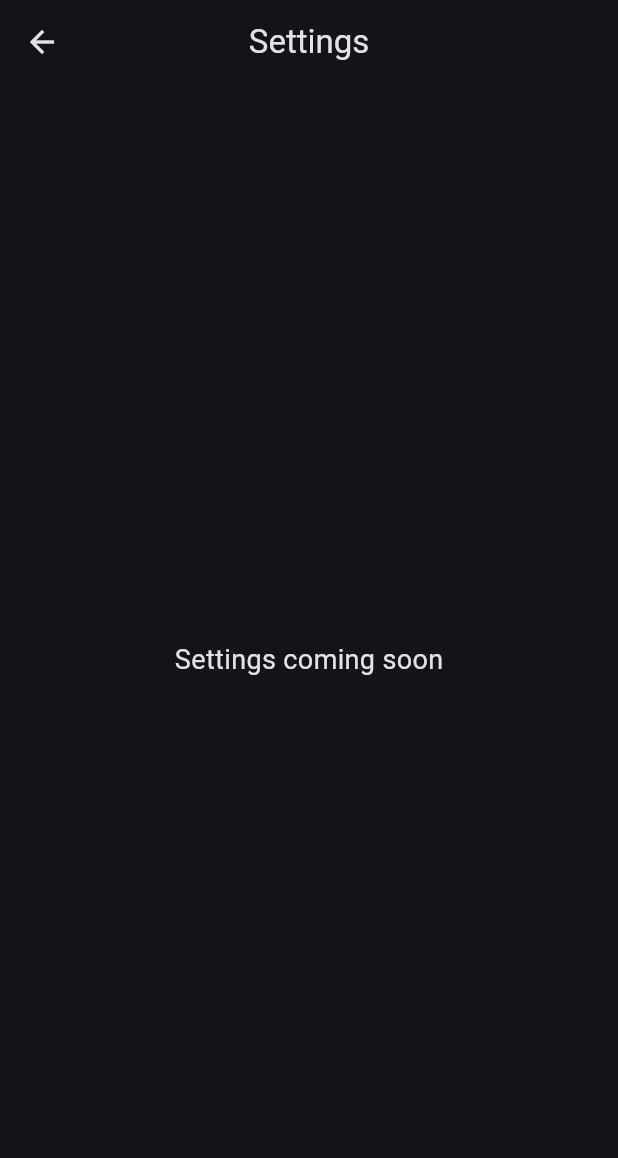
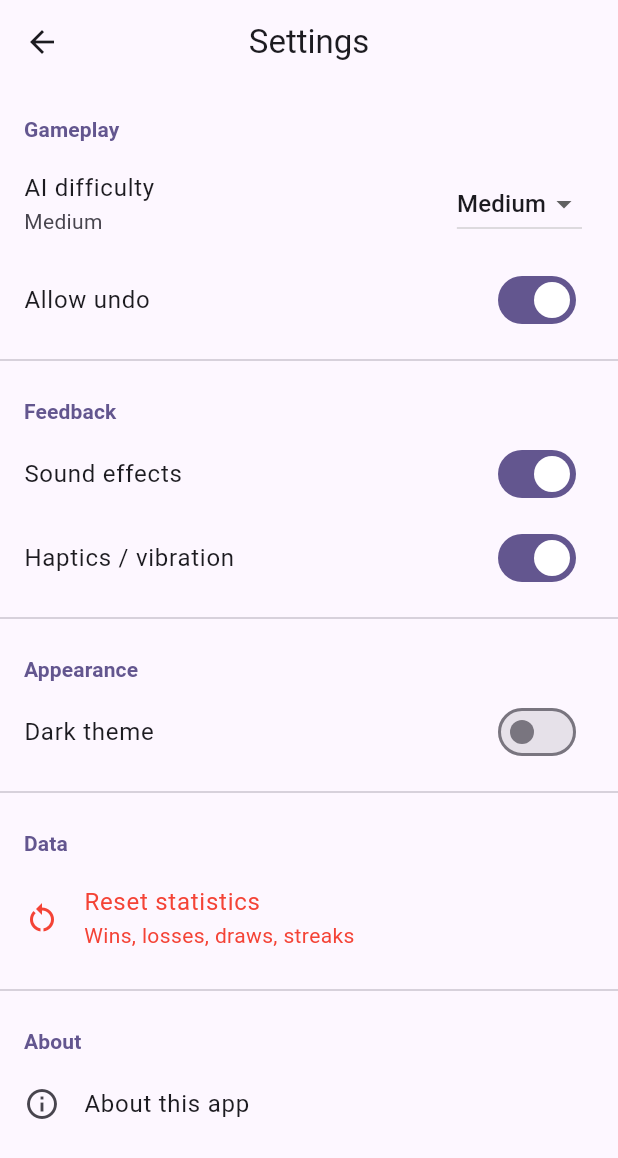
Before and after one commit to wilsonmugwe/Tic-tac-toe, a Flutter app: the screen it shows after launch, after a tap on "Settings", on a phone screen of 412 x 824 dp. Shown: the top 1158 px of the screen. Run offline on Flutter 3.47's test engine with Material 3 defaults, Android fonts, the phone set to English and light mode, and no system bars; our stand-ins replace shared_preferences.

Commit message:
Improved settings section

```diff
--- a/lib/main.dart
+++ b/lib/main.dart
@@ -1,5 +1,8 @@
 // lib/main.dart
 import 'package:flutter/material.dart';
+import 'package:provider/provider.dart';
+
+import 'settings_store.dart';
 import 'screens/home_screen.dart' show HomeScreen;
 import 'screens/game_screen.dart' show GameScreen;
 import 'screens/stats_screen.dart' show StatsScreen;
@@ -7,7 +10,12 @@ import 'screens/settings_screen.dart' show SettingsScreen;
 import 'screens/howto_screen.dart' show HowToScreen;
 
 void main() {
-  runApp(const App());
+  runApp(
+    ChangeNotifierProvider(
+      create: (_) => SettingsStore(),
+      child: const App(),
+    ),
+  );
 }
 
 class App extends StatelessWidget {
@@ -15,19 +23,36 @@ class App extends StatelessWidget {
 
   @override
   Widget build(BuildContext context) {
-    final scheme = ColorScheme.fromSeed(
+    final darkMode = context.watch<SettingsStore>().darkMode;
+
+    final lightScheme = ColorScheme.fromSeed(
+      seedColor: const Color(0xFF7C4DFF),
+      brightness: Brightness.light,
+    );
+    final darkScheme = ColorScheme.fromSeed(
       seedColor: const Color(0xFF7C4DFF),
       brightness: Brightness.dark,
+    );
+
+    final commonAppBar = const AppBarTheme(
+      centerTitle: true,
+      elevation: 0,
+      backgroundColor: Colors.transparent,
     );
 
     return MaterialApp(
       title: 'Noughts & Crosses',
       debugShowCheckedModeBanner: false,
-      themeMode: ThemeMode.dark,
+      themeMode: darkMode ? ThemeMode.dark : ThemeMode.light,
+      theme: ThemeData(
+        colorScheme: lightScheme,
+        useMaterial3: true,
+        appBarTheme: commonAppBar,
+      ),
       darkTheme: ThemeData(
-        colorScheme: scheme,
+        colorScheme: darkScheme,
         useMaterial3: true,
-        appBarTheme: const AppBarTheme(centerTitle: true, elevation: 0, backgroundColor: Colors.transparent),
+        appBarTheme: commonAppBar,
       ),
       home: const HomeScreen(),
       routes: <String, WidgetBuilder>{
--- a/lib/screens/settings_screen.dart
+++ b/lib/screens/settings_screen.dart
@@ -1,13 +1,147 @@
+// lib/screens/settings_screen.dart
 import 'package:flutter/material.dart';
+import 'package:provider/provider.dart';
+import '../ai.dart';                // for Difficulty
+import '../settings_store.dart';   // your ChangeNotifier
 
 class SettingsScreen extends StatelessWidget {
   const SettingsScreen({super.key});
 
   @override
   Widget build(BuildContext context) {
+    final store = context.watch<SettingsStore>();
+
     return Scaffold(
       appBar: AppBar(title: const Text('Settings')),
-      body: const Center(child: Text('Settings coming soon', style: TextStyle(fontSize: 18))),
+      body: ListView(
+        padding: const EdgeInsets.symmetric(vertical: 8),
+        children: [
+          _SectionHeader('Gameplay'),
+          ListTile(
+            title: const Text('AI difficulty'),
+            subtitle: Text(_difficultyLabel(store.difficulty)),
+            trailing: DropdownButton<Difficulty>(
+              value: store.difficulty,
+              onChanged: (d) => d != null ? store.setDifficulty(d) : null,
+              items: Difficulty.values.map((d) {
+                return DropdownMenuItem(
+                  value: d,
+                  child: Text(_difficultyLabel(d)),
+                );
+              }).toList(),
+            ),
+          ),
+          SwitchListTile(
+            title: const Text('Allow undo'),
+            value: store.undoEnabled,
+            onChanged: store.setUndoEnabled,
+          ),
+          const Divider(height: 24),
+
+          _SectionHeader('Feedback'),
+          SwitchListTile(
+            title: const Text('Sound effects'),
+            value: store.soundOn,
+            onChanged: store.setSoundOn,
+          ),
+          SwitchListTile(
+            title: const Text('Haptics / vibration'),
+            value: store.hapticsOn,
+            onChanged: store.setHapticsOn,
+          ),
+          const Divider(height: 24),
+
+          _SectionHeader('Appearance'),
+          SwitchListTile(
+            title: const Text('Dark theme'),
+            value: store.darkMode,
+            onChanged: store.setDarkMode,
+          ),
+          const Divider(height: 24),
+
+          _SectionHeader('Data'),
+          ListTile(
+            title: const Text('Reset statistics'),
+            subtitle: const Text('Wins, losses, draws, streaks'),
+            leading: const Icon(Icons.restart_alt),
+            textColor: Colors.red,
+            iconColor: Colors.red,
+            onTap: () async {
+              final ok = await showDialog<bool>(
+                context: context,
+                builder: (ctx) => AlertDialog(
+                  title: const Text('Reset statistics?'),
+                  content: const Text(
+                    'This will clear all saved scores and streaks. This action cannot be undone.',
+                  ),
+                  actions: [
+                    TextButton(onPressed: () => Navigator.pop(ctx, false), child: const Text('Cancel')),
+                    FilledButton.tonal(
+                      onPressed: () => Navigator.pop(ctx, true),
+                      child: const Text('Reset'),
+                    ),
+                  ],
+                ),
+              );
+              if (ok == true) {
+                await store.resetStats();
+                if (context.mounted) {
+                  ScaffoldMessenger.of(context).showSnackBar(
+                    const SnackBar(content: Text('Statistics reset')),
+                  );
+                }
+              }
+            },
+          ),
+          const Divider(height: 24),
+
+          _SectionHeader('About'),
+          ListTile(
+            title: const Text('About this app'),
+            leading: const Icon(Icons.info_outline),
+            onTap: () {
+              showAboutDialog(
+                context: context,
+                applicationName: 'Tic Tac Toe',
+                applicationVersion: '1.0.0',
+                applicationIcon: const FlutterLogo(),
+                children: const [
+                  SizedBox(height: 8),
+                  Text('A clean, fast noughts & crosses with AI difficulty levels.'),
+                ],
+              );
+            },
+          ),
+          const SizedBox(height: 12),
+        ],
+      ),
+    );
+  }
+
+  static String _difficultyLabel(Difficulty d) {
+    switch (d) {
+      case Difficulty.easy: return 'Easy';
+      case Difficulty.medium: return 'Medium';
+      case Difficulty.hard: return 'Hard';
+    }
+  }
+}
+
+class _SectionHeader extends StatelessWidget {
+  final String text;
+  const _SectionHeader(this.text);
+
+  @override
+  Widget build(BuildContext context) {
+    return Padding(
+      padding: const EdgeInsets.fromLTRB(16, 12, 16, 4),
+      child: Text(
+        text,
+        style: Theme.of(context).textTheme.titleSmall?.copyWith(
+              fontWeight: FontWeight.w600,
+              color: Theme.of(context).colorScheme.primary,
+            ),
+      ),
     );
   }
 }
--- a/lib/settings_store.dart
+++ b/lib/settings_store.dart
@@ -0,0 +1,96 @@
+// lib/settings_store.dart
+import 'package:flutter/foundation.dart';
+import 'package:shared_preferences/shared_preferences.dart';
+import 'ai.dart'; // for Difficulty enum
+
+class SettingsStore extends ChangeNotifier {
+  // --- Defaults ---
+  bool _soundOn = true;
+  bool _hapticsOn = true;
+  bool _undoEnabled = true;
+  bool _darkMode = false;
+  Difficulty _difficulty = Difficulty.medium;
+
+  // --- Keys ---
+  static const _kSound = 'settings.soundOn';
+  static const _kHaptics = 'settings.hapticsOn';
+  static const _kUndo = 'settings.undoEnabled';
+  static const _kDark = 'settings.darkMode';
+  static const _kDifficulty = 'settings.difficulty';
+
+  // Optional stat keys your app may use
+  static const _kWins = 'stats.wins';
+  static const _kLosses = 'stats.losses';
+  static const _kDraws = 'stats.draws';
+  static const _kStreak = 'stats.streak';
+
+  SharedPreferences? _prefs;
+
+  SettingsStore() {
+    _init(); // fire-and-forget load; notifies when done
+  }
+
+  Future<void> _init() async {
+    _prefs = await SharedPreferences.getInstance();
+    _soundOn = _prefs?.getBool(_kSound) ?? _soundOn;
+    _hapticsOn = _prefs?.getBool(_kHaptics) ?? _hapticsOn;
+    _undoEnabled = _prefs?.getBool(_kUndo) ?? _undoEnabled;
+    _darkMode = _prefs?.getBool(_kDark) ?? _darkMode;
+
+    final diffIndex = _prefs?.getInt(_kDifficulty);
+    if (diffIndex != null && diffIndex >= 0 && diffIndex < Difficulty.values.length) {
+      _difficulty = Difficulty.values[diffIndex];
+    }
+    notifyListeners();
+  }
+
+  // --- Getters ---
+  bool get soundOn => _soundOn;
+  bool get hapticsOn => _hapticsOn;
+  bool get undoEnabled => _undoEnabled;
+  bool get darkMode => _darkMode;
+  Difficulty get difficulty => _difficulty;
+
+  // --- Setters (persist + notify) ---
+  void setSoundOn(bool v) {
+    _soundOn = v;
+    _prefs?.setBool(_kSound, v);
+    notifyListeners();
+  }
+
+  void setHapticsOn(bool v) {
+    _hapticsOn = v;
+    _prefs?.setBool(_kHaptics, v);
+    notifyListeners();
+  }
+
+  void setUndoEnabled(bool v) {
+    _undoEnabled = v;
+    _prefs?.setBool(_kUndo, v);
+    notifyListeners();
+  }
+
+  void setDarkMode(bool v) {
+    _darkMode = v;
+    _prefs?.setBool(_kDark, v);
+    notifyListeners();
+  }
+
+  void setDifficulty(Difficulty d) {
+    _difficulty = d;
+    _prefs?.setInt(_kDifficulty, d.index);
+    notifyListeners();
+  }
+
+  /// Clears common stat keys if they exist. Safe to call even if you
+  /// haven’t implemented stats yet.
+  Future<void> resetStats() async {
+    final p = _prefs ?? await SharedPreferences.getInstance();
+    await Future.wait([
+      p.remove(_kWins),
+      p.remove(_kLosses),
+      p.remove(_kDraws),
+      p.remove(_kStreak),
+    ]);
+  }
+}
--- a/pubspec.yaml
+++ b/pubspec.yaml
@@ -34,6 +34,9 @@ dependencies:
     sdk: flutter
 
   shared_preferences: ^2.3.2
+
+  provider: ^6.0.0
+
 
   # The following adds the Cupertino Icons font to your application.
   # Use with the CupertinoIcons class for iOS style icons.
```
Also changed, not shown: pubspec.lock.
